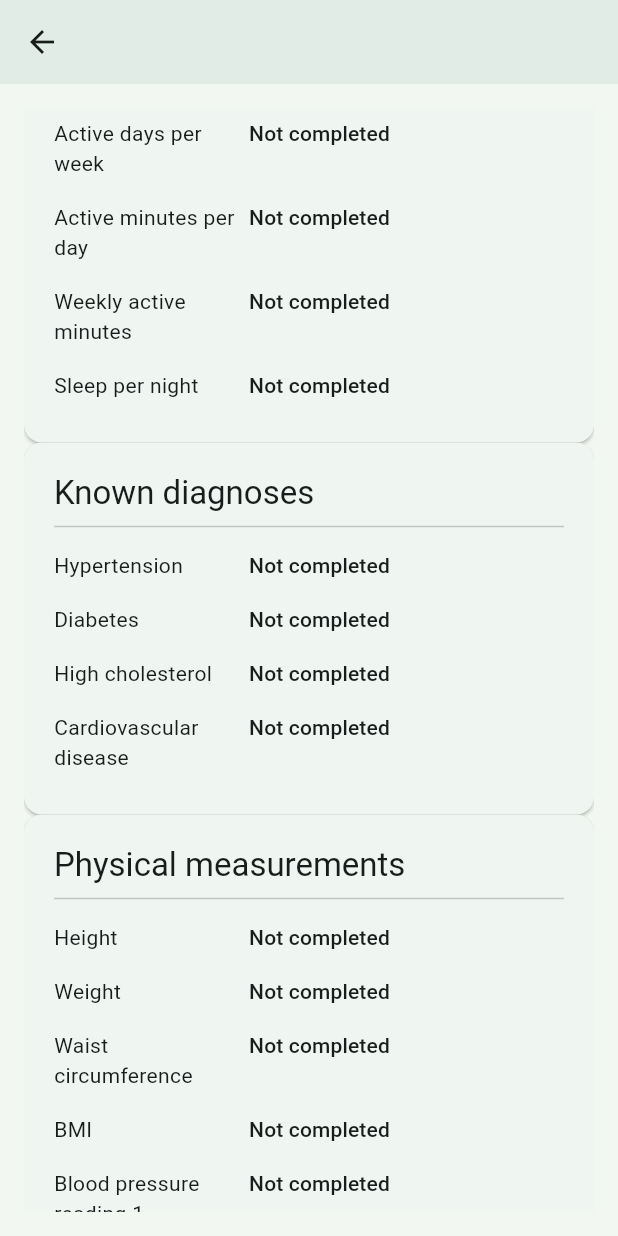
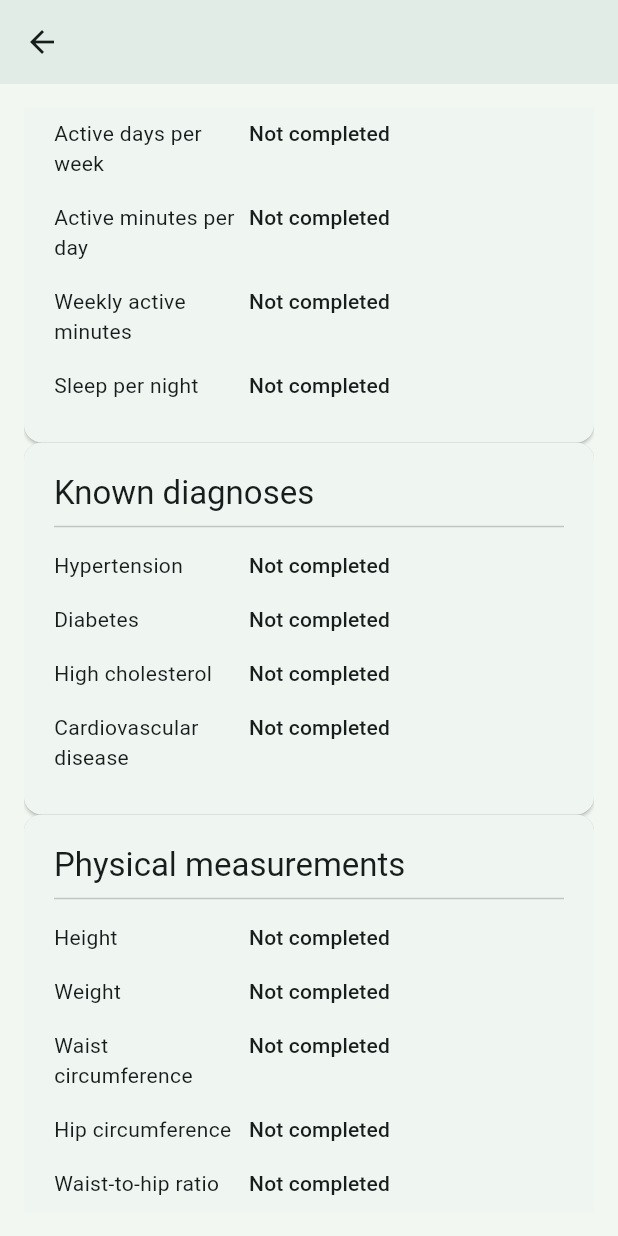
Before and after one commit to mrsneaky29/Nutrition-Study, a Flutter app: the ReviewScreen widget shown alone on an empty page, opened directly with empty values, scrolled down 1152 dp, on a phone screen of 412 x 824 dp. Run offline on Flutter 3.47's test engine with Material 3 defaults, Android fonts, the phone set to English and light mode, and no system bars; our stand-ins replace cloud_firestore, cloud_functions, firebase_auth, firebase_core, flutter_secure_storage, qr_flutter; missing offline and left inert: mobile_scanner; accounts and stored records are empty.

Commit message:
Release Vivayu 8.1 hip ratio and updated admin portal

```diff
--- a/lib/domain/ncd_questionnaire.dart
+++ b/lib/domain/ncd_questionnaire.dart
@@ -6,9 +6,10 @@
 class NcdQuestionnaire {
   /// Persisted with each response so later questionnaire revisions remain
   /// distinguishable in operational records and analysis exports.
-  static const int schemaVersion = 2;
+  static const int schemaVersion = 3;
 
   const NcdQuestionnaire({
+    this.version = 2,
     required this.studySite,
     required this.age,
     required this.sex,
@@ -24,6 +25,7 @@ class NcdQuestionnaire {
     required this.heightCm,
     required this.weightKg,
     required this.waistCm,
+    this.hipCm,
     required this.bpOneSystolic,
     required this.bpOneDiastolic,
     required this.bpTwoSystolic,
@@ -31,6 +33,7 @@ class NcdQuestionnaire {
     this.heightMissingReason,
     this.weightMissingReason,
     this.waistMissingReason,
+    this.hipMissingReason,
     this.bpOneMissingReason,
     this.bpTwoMissingReason,
     this.tobaccoUse,
@@ -42,28 +45,54 @@ class NcdQuestionnaire {
     this.diabetesDiagnosis,
     this.highCholesterolDiagnosis,
     this.cardiovascularDiagnosis,
-  }) : assert(age >= 18),
+  }) : assert(version >= 1 && version <= schemaVersion),
+       assert(age >= 18),
        assert(heightCm == null || heightCm > 0),
        assert(weightKg == null || weightKg > 0),
        assert(waistCm == null || waistCm > 0),
+       assert(hipCm == null || hipCm > 0),
+       assert(
+         version != 3 ||
+             (hipCm != null
+                 ? hipMissingReason == null
+                 : hipMissingReason == 'unable' ||
+                       hipMissingReason == 'declined'),
+       ),
        assert((bpOneSystolic == null) == (bpOneDiastolic == null)),
        assert((bpTwoSystolic == null) == (bpTwoDiastolic == null)),
-       assert(heightCm != null
+       assert(
+         heightCm != null
              ? heightMissingReason == null
-           : heightMissingReason == 'unable' || heightMissingReason == 'declined'),
-       assert(weightKg != null
+             : heightMissingReason == 'unable' ||
+                   heightMissingReason == 'declined',
+       ),
+       assert(
+         weightKg != null
              ? weightMissingReason == null
-           : weightMissingReason == 'unable' || weightMissingReason == 'declined'),
-       assert(waistCm != null
+             : weightMissingReason == 'unable' ||
+                   weightMissingReason == 'declined',
+       ),
+       assert(
+         waistCm != null
              ? waistMissingReason == null
-           : waistMissingReason == 'unable' || waistMissingReason == 'declined'),
-       assert(bpOneSystolic != null
+             : waistMissingReason == 'unable' ||
+                   waistMissingReason == 'declined',
+       ),
+       assert(
+         bpOneSystolic != null
              ? bpOneMissingReason == null
-           : bpOneMissingReason == 'unable' || bpOneMissingReason == 'declined'),
-       assert(bpTwoSystolic != null
+             : bpOneMissingReason == 'unable' ||
+                   bpOneMissingReason == 'declined',
+       ),
+       assert(
+         bpTwoSystolic != null
              ? bpTwoMissingReason == null
-           : bpTwoMissingReason == 'unable' || bpTwoMissingReason == 'declined');
+             : bpTwoMissingReason == 'unable' ||
+                   bpTwoMissingReason == 'declined',
+       );
 
+  /// Existing constructors/records remain version 2; the current form emits 3.
+  final int version;
   final String studySite;
   final int age;
   final String sex;
@@ -79,6 +108,7 @@ class NcdQuestionnaire {
   final double? heightCm;
   final double? weightKg;
   final double? waistCm;
+  final double? hipCm;
   final int? bpOneSystolic;
   final int? bpOneDiastolic;
   final int? bpTwoSystolic;
@@ -88,6 +118,7 @@ class NcdQuestionnaire {
   final String? heightMissingReason;
   final String? weightMissingReason;
   final String? waistMissingReason;
+  final String? hipMissingReason;
   final String? bpOneMissingReason;
   final String? bpTwoMissingReason;
   final String? tobaccoUse;
@@ -104,6 +135,8 @@ class NcdQuestionnaire {
   double? get bmi => heightCm == null || weightKg == null
       ? null
       : weightKg! / ((heightCm! / 100) * (heightCm! / 100));
+  double? get waistHipRatio =>
+      waistCm == null || hipCm == null ? null : waistCm! / hipCm!;
   double? get averageSystolic => bpOneSystolic == null || bpTwoSystolic == null
       ? null
       : (bpOneSystolic! + bpTwoSystolic!) / 2;
@@ -113,7 +146,7 @@ class NcdQuestionnaire {
       : (bpOneDiastolic! + bpTwoDiastolic!) / 2;
 
   Map<String, Object?> toMap() => {
-    'schemaVersion': schemaVersion,
+    'schemaVersion': version,
     'studySite': studySite,
     'age': age,
     'sex': sex,
@@ -139,10 +172,13 @@ class NcdQuestionnaire {
     'heightCm': heightCm,
     'weightKg': weightKg,
     'waistCm': waistCm,
+    if (version >= 3) 'hipCm': hipCm,
     'heightMissingReason': heightMissingReason,
     'weightMissingReason': weightMissingReason,
     'waistMissingReason': waistMissingReason,
+    if (version >= 3) 'hipMissingReason': hipMissingReason,
     'bmi': bmi,
+    if (version >= 3) 'waistHipRatio': waistHipRatio,
     'bpOneSystolic': bpOneSystolic,
     'bpOneDiastolic': bpOneDiastolic,
     'bpTwoSystolic': bpTwoSystolic,
@@ -162,48 +198,65 @@ class NcdQuestionnaire {
     final json = Map<String, Object?>.from(value);
     // Unversioned and v1 records always had numeric measurements.
     final version = json['schemaVersion'] ?? 1;
-    if (version != 1 && version != schemaVersion) return null;
+    if (version is! int ||
+        (version != 1 && version != 2 && version != schemaVersion)) {
+      return null;
+    }
     try {
       final height = _measurementNumber(
         json,
         'heightCm',
         'heightMissingReason',
-        version == schemaVersion,
+        version >= 2,
       );
       final weight = _measurementNumber(
         json,
         'weightKg',
         'weightMissingReason',
-        version == schemaVersion,
+        version >= 2,
       );
       final waist = _measurementNumber(
         json,
         'waistCm',
         'waistMissingReason',
-        version == schemaVersion,
+        version >= 2,
       );
+      final hip = version >= 3
+          ? _measurementNumber(json, 'hipCm', 'hipMissingReason', true)
+          : null;
+      if (version >= 3) {
+        final ratio = waist == null || hip == null ? null : waist / hip;
+        final actual = json['waistHipRatio'];
+        if (ratio == null
+            ? actual != null
+            : actual is! num || (actual - ratio).abs() > 0.0001) {
+          throw const FormatException('Invalid waist-to-hip ratio.');
+        }
+      }
       final bpOne = _bpPair(
         json,
         'bpOneSystolic',
         'bpOneDiastolic',
         'bpOneMissingReason',
-        version == schemaVersion,
+        version >= 2,
       );
       final bpTwo = _bpPair(
         json,
         'bpTwoSystolic',
         'bpTwoDiastolic',
         'bpTwoMissingReason',
-        version == schemaVersion,
+        version >= 2,
       );
       final age = _integer(json, 'age');
       if (age < 18 ||
           height != null && height <= 0 ||
           weight != null && weight <= 0 ||
-          waist != null && waist <= 0) {
+          waist != null && waist <= 0 ||
+          hip != null && hip <= 0) {
         throw const FormatException('Invalid questionnaire measurement.');
       }
       return NcdQuestionnaire(
+        version: version,
         studySite: _text(json, 'studySite'),
         age: age,
         sex: _text(json, 'sex'),
@@ -219,9 +272,13 @@ class NcdQuestionnaire {
         heightCm: height,
         weightKg: weight,
         waistCm: waist,
+        hipCm: hip,
         heightMissingReason: _optional(json, 'heightMissingReason'),
         weightMissingReason: _optional(json, 'weightMissingReason'),
         waistMissingReason: _optional(json, 'waistMissingReason'),
+        hipMissingReason: version >= 3
+            ? _optional(json, 'hipMissingReason')
+            : null,
         bpOneSystolic: bpOne.$1,
         bpOneDiastolic: bpOne.$2,
         bpTwoSystolic: bpTwo.$1,
@@ -257,16 +314,15 @@ class NcdQuestionnaire {
     }
     return value.toInt();
   }
-  static double _number(Map<String, Object?> json, String key) =>
-      _finiteNumber(
+
+  static double _number(Map<String, Object?> json, String key) => _finiteNumber(
     json[key] is num
         ? (json[key] as num).toDouble()
         : double.parse('${json[key]}'),
     key,
   );
-  static double _finiteNumber(double value, String key) => value.isFinite
-      ? value
-      : throw FormatException('Invalid $key.');
+  static double _finiteNumber(double value, String key) =>
+      value.isFinite ? value : throw FormatException('Invalid $key.');
   static bool _validMissingReason(String? value) =>
       value == 'declined' || value == 'unable';
   static double? _measurementNumber(
--- a/lib/presentation/ncd_questionnaire_screen.dart
+++ b/lib/presentation/ncd_questionnaire_screen.dart
@@ -34,6 +34,7 @@ class _NcdQuestionnaireScreenState extends State<NcdQuestionnaireScreen> {
   final _height = TextEditingController();
   final _weight = TextEditingController();
   final _waist = TextEditingController();
+  final _hip = TextEditingController();
   final _bp1s = TextEditingController();
   final _bp1d = TextEditingController();
   final _bp2s = TextEditingController();
@@ -59,6 +60,7 @@ class _NcdQuestionnaireScreenState extends State<NcdQuestionnaireScreen> {
   String? _heightMissingReason;
   String? _weightMissingReason;
   String? _waistMissingReason;
+  String? _hipMissingReason;
   String? _bpOneMissingReason;
   String? _bpTwoMissingReason;
 
@@ -89,6 +91,7 @@ class _NcdQuestionnaireScreenState extends State<NcdQuestionnaireScreen> {
     _heightMissingReason = choice('heightMissingReason');
     _weightMissingReason = choice('weightMissingReason');
     _waistMissingReason = choice('waistMissingReason');
+    _hipMissingReason = choice('hipMissingReason');
     _bpOneMissingReason = choice('bpOneMissingReason');
     _bpTwoMissingReason = choice('bpTwoMissingReason');
     _measurements = draft['measurements'] == true;
@@ -100,6 +103,7 @@ class _NcdQuestionnaireScreenState extends State<NcdQuestionnaireScreen> {
       _height: 'height',
       _weight: 'weight',
       _waist: 'waist',
+      _hip: 'hip',
       _bp1s: 'bp1s',
       _bp1d: 'bp1d',
       _bp2s: 'bp2s',
@@ -142,6 +146,7 @@ class _NcdQuestionnaireScreenState extends State<NcdQuestionnaireScreen> {
     'height': _height.text,
     'weight': _weight.text,
     'waist': _waist.text,
+    'hip': _hip.text,
     'bp1s': _bp1s.text,
     'bp1d': _bp1d.text,
     'bp2s': _bp2s.text,
@@ -149,6 +154,7 @@ class _NcdQuestionnaireScreenState extends State<NcdQuestionnaireScreen> {
     'heightMissingReason': _heightMissingReason,
     'weightMissingReason': _weightMissingReason,
     'waistMissingReason': _waistMissingReason,
+    'hipMissingReason': _hipMissingReason,
     'bpOneMissingReason': _bpOneMissingReason,
     'bpTwoMissingReason': _bpTwoMissingReason,
   });
@@ -163,6 +169,7 @@ class _NcdQuestionnaireScreenState extends State<NcdQuestionnaireScreen> {
       _height,
       _weight,
       _waist,
+      _hip,
       _bp1s,
       _bp1d,
       _bp2s,
@@ -182,6 +189,7 @@ class _NcdQuestionnaireScreenState extends State<NcdQuestionnaireScreen> {
     if (!(_measurementsKey.currentState?.validate() ?? false)) return;
     widget.onComplete?.call(
       NcdQuestionnaire(
+        version: NcdQuestionnaire.schemaVersion,
         studySite: _site!,
         age: int.parse(_age.text),
         sex: _sex!,
@@ -201,6 +209,7 @@ class _NcdQuestionnaireScreenState extends State<NcdQuestionnaireScreen> {
             ? double.parse(_weight.text)
             : null,
         waistCm: _waistMissingReason == null ? double.parse(_waist.text) : null,
+        hipCm: _hipMissingReason == null ? double.parse(_hip.text) : null,
         bpOneSystolic: _bpOneMissingReason == null
             ? int.parse(_bp1s.text)
             : null,
@@ -216,6 +225,7 @@ class _NcdQuestionnaireScreenState extends State<NcdQuestionnaireScreen> {
         heightMissingReason: _heightMissingReason,
         weightMissingReason: _weightMissingReason,
         waistMissingReason: _waistMissingReason,
+        hipMissingReason: _hipMissingReason,
         bpOneMissingReason: _bpOneMissingReason,
         bpTwoMissingReason: _bpTwoMissingReason,
         tobaccoUse: _tobacco,
@@ -449,6 +459,14 @@ class _NcdQuestionnaireScreenState extends State<NcdQuestionnaireScreen> {
               min: 30,
               max: 250,
             ),
+            _measurementDecimal(
+              'Hip circumference (cm)',
+              _hip,
+              _hipMissingReason,
+              (v) => _setDraft(() => _hipMissingReason = v),
+              min: 30,
+              max: 250,
+            ),
           ]),
           _section(context, 'Blood pressure', [
             const Text('Record two seated readings in mmHg.'),
--- a/lib/presentation/review_screen.dart
+++ b/lib/presentation/review_screen.dart
@@ -188,6 +188,20 @@ class ReviewScreen extends StatelessWidget {
                     : _measurementText(q.waistCm, q.waistMissingReason, 'cm'),
               ),
               _ReviewLine(
+                'Hip circumference',
+                q == null
+                    ? _notCompleted
+                    : q.version < 3
+                    ? 'Not collected'
+                    : _measurementText(q.hipCm, q.hipMissingReason, 'cm'),
+              ),
+              _ReviewLine(
+                'Waist-to-hip ratio',
+                q == null
+                    ? _notCompleted
+                    : q.waistHipRatio?.toStringAsFixed(2) ?? 'Not calculated',
+              ),
+              _ReviewLine(
                 'BMI',
                 q == null
                     ? _notCompleted
@@ -215,9 +229,7 @@ class ReviewScreen extends StatelessWidget {
               ),
               _ReviewLine(
                 'Average blood pressure',
-                q == null
-                    ? _notCompleted
-                    : _averageBloodPressure(q),
+                q == null ? _notCompleted : _averageBloodPressure(q),
               ),
             ],
           ),
@@ -297,11 +309,7 @@ const _frequencyLabels = {
   'five_to_six_days': '5–6 days',
   'daily': 'Every day',
 };
-const _diagnosisLabels = {
-  'yes': 'Yes',
-  'no': 'No',
-  'dont_know': 'Don’t know',
-};
+const _diagnosisLabels = {'yes': 'Yes', 'no': 'No', 'dont_know': 'Don’t know'};
 
 String _answer(
   NcdQuestionnaire? questionnaire,
--- a/pubspec.yaml
+++ b/pubspec.yaml
@@ -16,7 +16,7 @@ publish_to: 'none' # Remove this line if you wish to publish to pub.dev
 # https://developer.apple.com/library/archive/documentation/General/Reference/InfoPlistKeyReference/Articles/CoreFoundationKeys.html
 # In Windows, build-name is used as the major, minor, and patch parts
 # of the product and file versions while build-number is used as the build suffix.
-version: 1.0.0+7
+version: 1.0.1+9
 
 environment:
   sdk: ^3.13.2
@@ -65,6 +65,9 @@ flutter:
   # the material Icons class.
   uses-material-design: true
 
+  assets:
+    - web/icons/Vivayu-192.png
+
   # To add assets to your application, add an assets section, like this:
   # assets:
   #   - images/a_dot_burr.jpeg
```
Also changed, not shown: lib/admin/admin_dashboard.dart (+101 -7 lines), lib/admin_main.dart (+21 -3 lines), tool/local_sync_server.dart (+32 -11 lines), 12 other files. Lines whose indentation alone changed are shown as unchanged.
